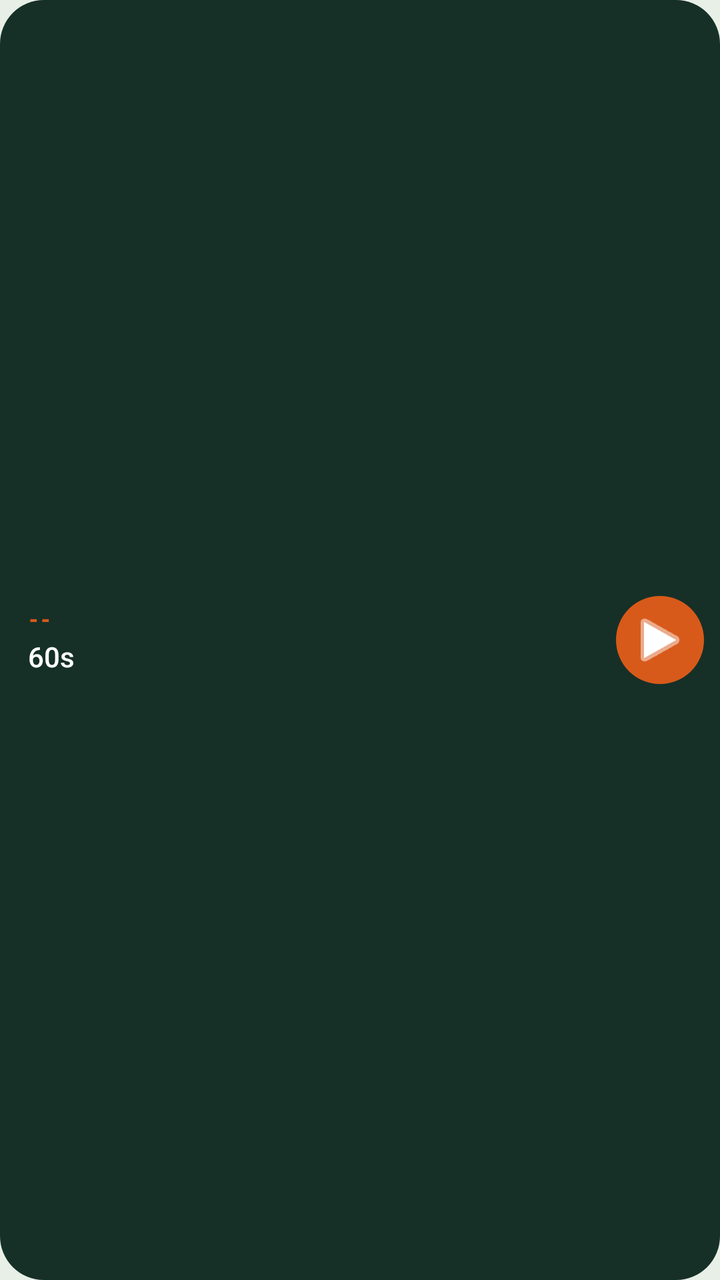
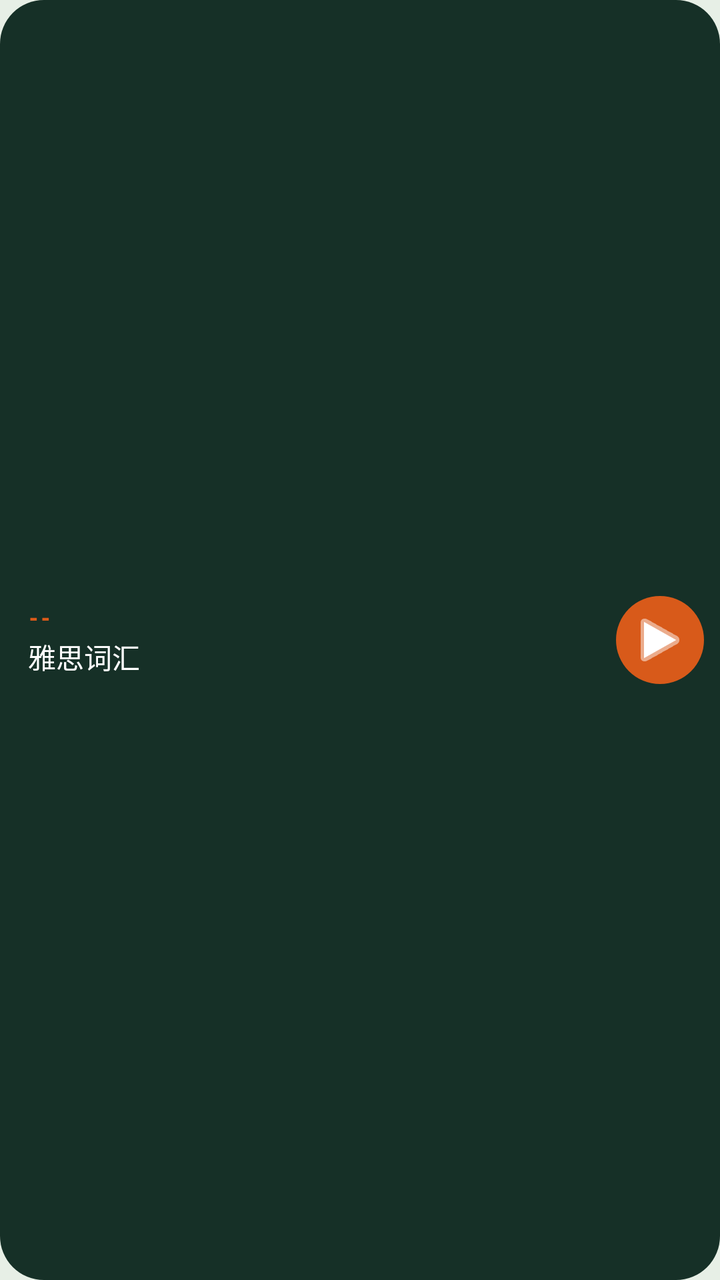

Screens rendered from an Android XML layout before and after an edit, with the pre-edit source and the edit as a unified diff.
<!-- AndroidManifest.xml: application theme AppTheme -->
<!-- res/layout/widget_lesson_small.xml -->
<?xml version="1.0" encoding="utf-8"?>
<LinearLayout xmlns:android="http://schemas.android.com/apk/res/android"
    android:layout_width="match_parent"
    android:layout_height="match_parent"
    android:background="@drawable/widget_bg"
    android:gravity="center_vertical"
    android:orientation="horizontal"
    android:paddingStart="14dp"
    android:paddingEnd="8dp"
    android:paddingTop="8dp"
    android:paddingBottom="8dp">

  <LinearLayout
      android:id="@+id/widget_title_area"
      android:layout_width="0dp"
      android:layout_height="wrap_content"
      android:layout_weight="1"
      android:orientation="vertical">

    <TextView
        android:id="@+id/widget_number"
        android:layout_width="wrap_content"
        android:layout_height="wrap_content"
        android:fontFamily="sans-serif-black"
        android:letterSpacing="0.08"
        android:text="--"
        android:textColor="@color/widgetAccent"
        android:textSize="11sp" />

    <TextView
        android:id="@+id/widget_title"
        android:layout_width="match_parent"
        android:layout_height="wrap_content"
        android:layout_marginTop="2dp"
        android:ellipsize="end"
        android:fontFamily="sans-serif-medium"
        android:singleLine="true"
        android:text="60s"
        android:textColor="@color/widgetText"
        android:textSize="14sp" />
  </LinearLayout>

  <ImageButton
      android:id="@+id/widget_toggle"
      android:layout_width="44dp"
      android:layout_height="44dp"
      android:background="@drawable/widget_btn_accent_bg"
      android:contentDescription="播放"
      android:scaleType="centerInside"
      android:src="@android:drawable/ic_media_play"
      android:tint="@color/widgetText" />
</LinearLayout>
<!-- resources referenced by this layout -->
<resources>
  <color name="widgetAccent">#D85A1A</color>
  <color name="widgetText">#FFFFFF</color>
  <!-- drawable widget_bg (drawable) -->
  <?xml version="1.0" encoding="utf-8"?>
  <shape xmlns:android="http://schemas.android.com/apk/res/android"
      android:shape="rectangle">
    <solid android:color="@color/widgetBackground" />
    <corners android:radius="22dp" />
  </shape>
  <!-- drawable widget_btn_accent_bg (drawable) -->
  <?xml version="1.0" encoding="utf-8"?>
  <shape xmlns:android="http://schemas.android.com/apk/res/android"
      android:shape="oval">
    <solid android:color="@color/widgetAccent" />
  </shape>
  <style name="AppTheme" parent="Theme.AppCompat.Light.NoActionBar">
      <item name="android:editTextBackground">@drawable/rn_edit_text_material</item>
      <item name="colorPrimary">@color/colorPrimary</item>
      <item name="android:statusBarColor">#E7EFE6</item>
      <item name="android:navigationBarColor">#E7EFE6</item>
      <item name="android:windowIsTranslucent">false</item>
      <item name="android:windowIsFloating">false</item>
      <item name="android:windowBackground">#E7EFE6</item>
    </style>
  <color name="widgetBackground">#163027</color>
  <!-- drawable rn_edit_text_material (drawable) -->
  <?xml version="1.0" encoding="utf-8"?>
  <inset xmlns:android="http://schemas.android.com/apk/res/android"
         android:insetLeft="@dimen/abc_edit_text_inset_horizontal_material"
         android:insetRight="@dimen/abc_edit_text_inset_horizontal_material"
         android:insetTop="@dimen/abc_edit_text_inset_top_material"
         android:insetBottom="@dimen/abc_edit_text_inset_bottom_material"
         >
  
      <selector>
          
          <item android:state_enabled="false" android:drawable="@drawable/abc_textfield_default_mtrl_alpha"/>
          <item android:drawable="@drawable/abc_textfield_activated_mtrl_alpha"/>
      </selector>
  
  </inset>
  <color name="colorPrimary">#023c69</color>
</resources>

<!-- the commit's change to res/layout/widget_lesson_small.xml (unified diff, before → after) -->
@@ -35,7 +35,7 @@
         android:ellipsize="end"
         android:fontFamily="sans-serif-medium"
         android:singleLine="true"
-        android:text="60s"
+        android:text="雅思词汇"
         android:textColor="@color/widgetText"
         android:textSize="14sp" />
   </LinearLayout>
